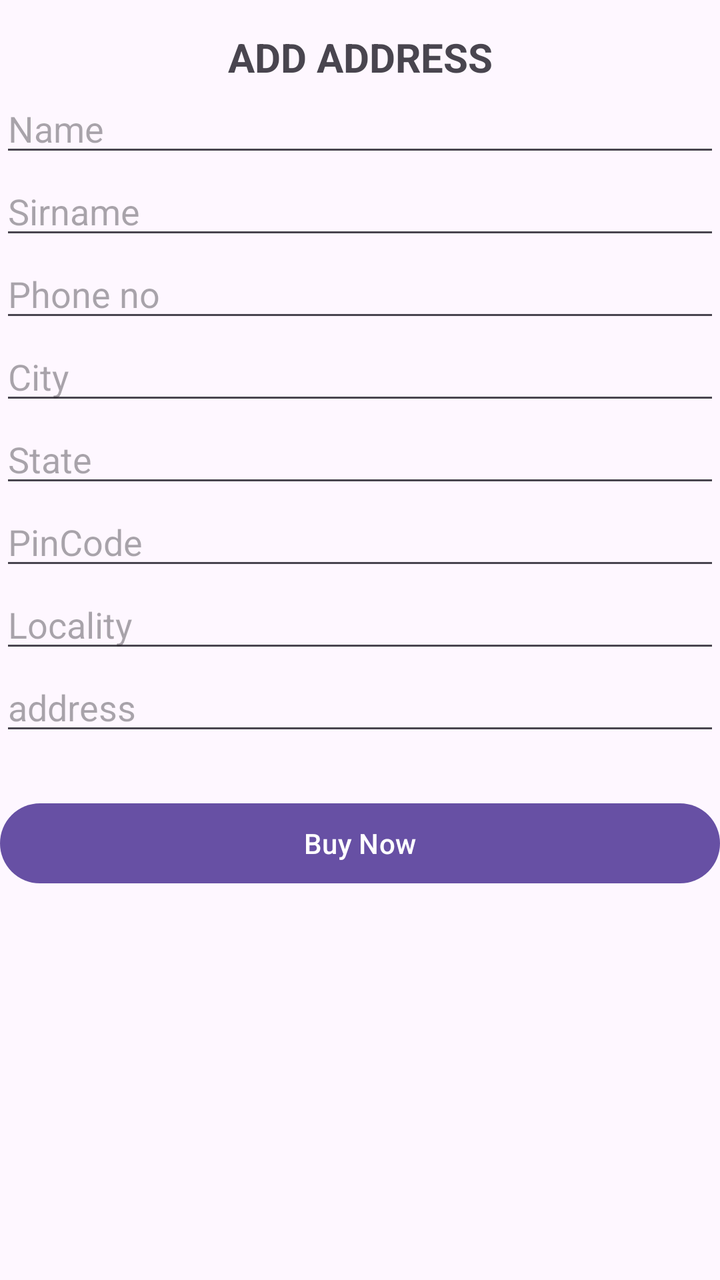
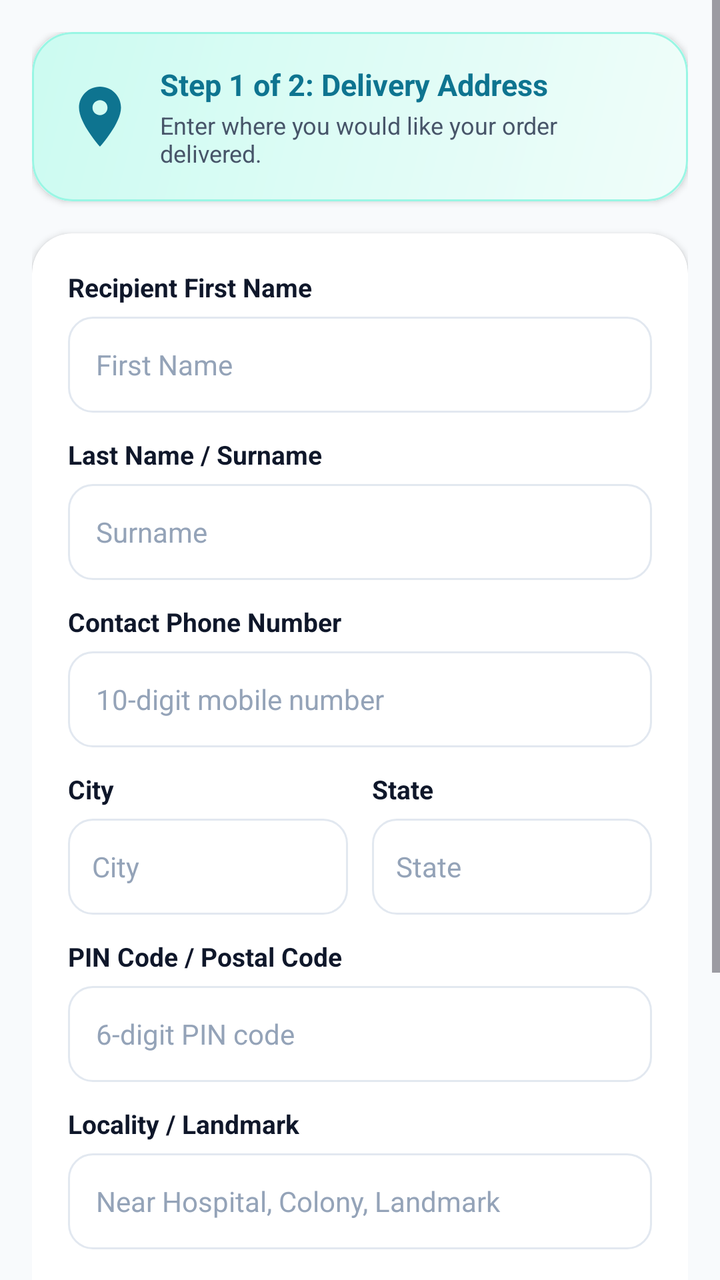

Compare the two renders of this Android layout. The source of the first and the diff that turns it into the second are given below.
<!-- AndroidManifest.xml: application theme Theme.CARENEST -->
<!-- res/layout/fragment_address__confirmation__in__buying__process.xml -->
<?xml version="1.0" encoding="utf-8"?>
<LinearLayout xmlns:android="http://schemas.android.com/apk/res/android"
    xmlns:tools="http://schemas.android.com/tools"
    android:layout_width="match_parent"
    android:layout_height="match_parent"
    android:orientation="vertical"
    tools:context=".Order_And_Address_Confermation.Address_Confirmation_In_Buying_Process">

    <TextView
        android:layout_width="match_parent"
        android:layout_height="wrap_content"
        android:text="ADD ADDRESS"
        android:textAlignment="center"
        android:textSize="20dp"
        android:textStyle="bold"
        android:layout_marginTop="15dp"
        />


    <EditText
        android:layout_width="match_parent"
        android:layout_height="wrap_content"
        android:hint="Name"
        android:maxLength="20"
        android:maxLines="1"
        android:id="@+id/name_edit_text"
        />
    <EditText
        android:layout_width="match_parent"
        android:layout_height="wrap_content"
        android:hint="Sirname"
        android:maxLength="26"
        android:maxLines="1"
        android:id="@+id/Surname"
        />
    <EditText
        android:layout_width="match_parent"
        android:layout_height="wrap_content"
        android:hint="Phone no"
        android:inputType="phone"
        android:maxLength="10"
        android:maxLines="1"
        android:id="@+id/Phoneno"/>

    <EditText
        android:layout_width="match_parent"
        android:layout_height="wrap_content"
        android:hint="City"
        android:maxLength="15"
        android:maxLines="1"
        android:id="@+id/city"
        />

    <EditText
        android:layout_width="match_parent"
        android:layout_height="wrap_content"
        android:hint="State"
        android:maxLength="15"
        android:maxLines="1"
        android:id="@+id/State"/>


    <EditText
        android:layout_width="match_parent"
        android:layout_height="wrap_content"
        android:hint="PinCode"
        android:inputType="number"
        android:maxLength="6"
        android:maxLines="1"
        android:id="@+id/pincode"
        />
    <EditText
        android:layout_width="match_parent"
        android:layout_height="wrap_content"
        android:hint="Locality"
        android:maxLength="40"
        android:maxLines="1"
        android:id="@+id/locality"
        />
    <EditText
        android:layout_width="match_parent"
        android:layout_height="wrap_content"
        android:hint="address"
        android:maxLength="50"
        android:maxLines="1"
        android:id="@+id/address"
        />
    <Button
        android:layout_width="match_parent"
        android:layout_height="wrap_content"
        android:layout_marginTop="25dp"
        android:text="Buy Now"
        android:id="@+id/Buy_Now_Button_On_Address_page"/>


</LinearLayout>
<!-- resources referenced by this layout -->
<resources>
  <style name="Theme.CARENEST" parent="Base.Theme.CARENEST" />
  <style name="Base.Theme.CARENEST" parent="Theme.Material3.DayNight.NoActionBar">
          
          
      </style>
</resources>

<!-- the commit's change to res/layout/fragment_address__confirmation__in__buying__process.xml (unified diff, before → after) -->
@@ -1,96 +1,370 @@
 <?xml version="1.0" encoding="utf-8"?>
-<LinearLayout xmlns:android="http://schemas.android.com/apk/res/android"
-    xmlns:tools="http://schemas.android.com/tools"
-    android:layout_width="match_parent"
-    android:layout_height="match_parent"
-    android:orientation="vertical"
-    tools:context=".Order_And_Address_Confermation.Address_Confirmation_In_Buying_Process">
-
-    <TextView
+<layout xmlns:android="http://schemas.android.com/apk/res/android"
+    xmlns:app="http://schemas.android.com/apk/res-auto"
+    xmlns:tools="http://schemas.android.com/tools">
+
+    <ScrollView
         android:layout_width="match_parent"
-        android:layout_height="wrap_content"
-        android:text="ADD ADDRESS"
-        android:textAlignment="center"
-        android:textSize="20dp"
-        android:textStyle="bold"
-        android:layout_marginTop="15dp"
-        />
-
-
-    <EditText
-        android:layout_width="match_parent"
-        android:layout_height="wrap_content"
-        android:hint="Name"
-        android:maxLength="20"
-        android:maxLines="1"
-        android:id="@+id/name_edit_text"
-        />
-    <EditText
-        android:layout_width="match_parent"
-        android:layout_height="wrap_content"
-        android:hint="Sirname"
-        android:maxLength="26"
-        android:maxLines="1"
-        android:id="@+id/Surname"
-        />
-    <EditText
-        android:layout_width="match_parent"
-        android:layout_height="wrap_content"
-        android:hint="Phone no"
-        android:inputType="phone"
-        android:maxLength="10"
-        android:maxLines="1"
-        android:id="@+id/Phoneno"/>
-
-    <EditText
-        android:layout_width="match_parent"
-        android:layout_height="wrap_content"
-        android:hint="City"
-        android:maxLength="15"
-        android:maxLines="1"
-        android:id="@+id/city"
-        />
-
-    <EditText
-        android:layout_width="match_parent"
-        android:layout_height="wrap_content"
-        android:hint="State"
-        android:maxLength="15"
-        android:maxLines="1"
-        android:id="@+id/State"/>
-
-
-    <EditText
-        android:layout_width="match_parent"
-        android:layout_height="wrap_content"
-        android:hint="PinCode"
-        android:inputType="number"
-        android:maxLength="6"
-        android:maxLines="1"
-        android:id="@+id/pincode"
-        />
-    <EditText
-        android:layout_width="match_parent"
-        android:layout_height="wrap_content"
-        android:hint="Locality"
-        android:maxLength="40"
-        android:maxLines="1"
-        android:id="@+id/locality"
-        />
-    <EditText
-        android:layout_width="match_parent"
-        android:layout_height="wrap_content"
-        android:hint="address"
-        android:maxLength="50"
-        android:maxLines="1"
-        android:id="@+id/address"
-        />
-    <Button
-        android:layout_width="match_parent"
-        android:layout_height="wrap_content"
-        android:layout_marginTop="25dp"
-        android:text="Buy Now"
-        android:id="@+id/Buy_Now_Button_On_Address_page"/>
-
-
-</LinearLayout>
+        android:layout_height="match_parent"
+        android:background="@color/background"
+        android:fillViewport="true"
+        tools:context=".Order_And_Address_Confermation.Address_Confirmation_In_Buying_Process">
+
+        <LinearLayout
+            android:layout_width="match_parent"
+            android:layout_height="wrap_content"
+            android:orientation="vertical"
+            android:padding="16dp">
+
+            
+            <androidx.cardview.widget.CardView
+                android:layout_width="match_parent"
+                android:layout_height="wrap_content"
+                android:layout_marginBottom="16dp"
+                app:cardCornerRadius="20dp"
+                app:cardElevation="2dp"
+                app:cardBackgroundColor="@color/surface">
+
+                <LinearLayout
+                    android:layout_width="match_parent"
+                    android:layout_height="wrap_content"
+                    android:background="@drawable/bg_card_gradient_teal"
+                    android:padding="16dp"
+                    android:gravity="center_vertical"
+                    android:orientation="horizontal">
+
+                    <ImageView
+                        android:layout_width="36dp"
+                        android:layout_height="36dp"
+                        android:src="@drawable/ic_location"
+                        app:tint="@color/primary" />
+
+                    <LinearLayout
+                        android:layout_width="match_parent"
+                        android:layout_height="wrap_content"
+                        android:layout_marginStart="12dp"
+                        android:orientation="vertical">
+
+                        <TextView
+                            android:layout_width="wrap_content"
+                            android:layout_height="wrap_content"
+                            android:text="Step 1 of 2: Delivery Address"
+                            android:textColor="@color/primary"
+                            android:textSize="15sp"
+                            android:textStyle="bold" />
+
+                        <TextView
+                            android:layout_width="wrap_content"
+                            android:layout_height="wrap_content"
+                            android:layout_marginTop="2dp"
+                            android:text="Enter where you would like your order delivered."
+                            android:textColor="@color/text_secondary"
+                            android:textSize="12sp" />
+                    </LinearLayout>
+                </LinearLayout>
+            </androidx.cardview.widget.CardView>
+
+            
+            <androidx.cardview.widget.CardView
+                android:layout_width="match_parent"
+                android:layout_height="wrap_content"
+                android:layout_marginBottom="20dp"
+                app:cardCornerRadius="20dp"
+                app:cardElevation="2dp"
+                app:cardBackgroundColor="@color/surface">
+
+                <LinearLayout
+                    android:layout_width="match_parent"
+                    android:layout_height="wrap_content"
+                    android:orientation="vertical"
+                    android:padding="18dp">
+
+                    
+                    <TextView
+                        android:layout_width="wrap_content"
+                        android:layout_height="wrap_content"
+                        android:text="Recipient First Name"
+                        android:textColor="@color/text_primary"
+                        android:textSize="13sp"
+                        android:textStyle="bold" />
+
+                    <LinearLayout
+                        android:layout_width="match_parent"
+                        android:layout_height="48dp"
+                        android:layout_marginTop="6dp"
+                        android:background="@drawable/bg_input_field"
+                        android:gravity="center_vertical"
+                        android:paddingHorizontal="14dp">
+
+                        <EditText
+                            android:id="@+id/name_edit_text"
+                            android:layout_width="match_parent"
+                            android:layout_height="match_parent"
+                            android:background="@null"
+                            android:hint="First Name"
+                            android:maxLength="20"
+                            android:maxLines="1"
+                            android:textColor="@color/text_primary"
+                            android:textColorHint="@color/text_hint"
+                            android:textSize="14sp" />
+                    </LinearLayout>
+
+                    
+                    <TextView
+                        android:layout_width="wrap_content"
+                        android:layout_height="wrap_content"
+                        android:layout_marginTop="12dp"
+                        android:text="Last Name / Surname"
+                        android:textColor="@color/text_primary"
+                        android:textSize="13sp"
+                        android:textStyle="bold" />
+
+                    <LinearLayout
+                        android:layout_width="match_parent"
+                        android:layout_height="48dp"
+                        android:layout_marginTop="6dp"
+                        android:background="@drawable/bg_input_field"
+                        android:gravity="center_vertical"
+                        android:paddingHorizontal="14dp">
+
+                        <EditText
+                            android:id="@+id/Surname"
+                            android:layout_width="match_parent"
+                            android:layout_height="match_parent"
+                            android:background="@null"
+                            android:hint="Surname"
+                            android:maxLength="26"
+                            android:maxLines="1"
+                            android:textColor="@color/text_primary"
+                            android:textColorHint="@color/text_hint"
+                            android:textSize="14sp" />
+                    </LinearLayout>
+
+                    
+                    <TextView
+                        android:layout_width="wrap_content"
+                        android:layout_height="wrap_content"
+                        android:layout_marginTop="12dp"
+                        android:text="Contact Phone Number"
+                        android:textColor="@color/text_primary"
+                        android:textSize="13sp"
+                        android:textStyle="bold" />
+
+                    <LinearLayout
+                        android:layout_width="match_parent"
+                        android:layout_height="48dp"
+                        android:layout_marginTop="6dp"
+                        android:background="@drawable/bg_input_field"
+                        android:gravity="center_vertical"
+                        android:paddingHorizontal="14dp">
+
+                        <EditText
+                            android:id="@+id/Phoneno"
+                            android:layout_width="match_parent"
+                            android:layout_height="match_parent"
+                            android:background="@null"
+                            android:hint="10-digit mobile number"
+                            android:inputType="phone"
+                            android:maxLength="10"
+                            android:maxLines="1"
+                            android:textColor="@color/text_primary"
+                            android:textColorHint="@color/text_hint"
+                            android:textSize="14sp" />
+                    </LinearLayout>
+
+                    
+                    <LinearLayout
+                        android:layout_width="match_parent"
+                        android:layout_height="wrap_content"
+                        android:layout_marginTop="12dp"
+                        android:orientation="horizontal">
+
+                        <LinearLayout
+                            android:layout_width="0dp"
+                            android:layout_height="wrap_content"
+                            android:layout_marginEnd="6dp"
+                            android:layout_weight="1"
+                            android:orientation="vertical">
+
+                            <TextView
+                                android:layout_width="wrap_content"
+                                android:layout_height="wrap_content"
+                                android:text="City"
+                                android:textColor="@color/text_primary"
+                                android:textSize="13sp"
+                                android:textStyle="bold" />
+
+                            <LinearLayout
+                                android:layout_width="match_parent"
+                                android:layout_height="48dp"
+                                android:layout_marginTop="6dp"
+                                android:background="@drawable/bg_input_field"
+                                android:gravity="center_vertical"
+                                android:paddingHorizontal="12dp">
+
+                                <EditText
+                                    android:id="@+id/city"
+                                    android:layout_width="match_parent"
+                                    android:layout_height="match_parent"
+                                    android:background="@null"
+                                    android:hint="City"
+                                    android:maxLength="15"
+                                    android:maxLines="1"
+                                    android:textColor="@color/text_primary"
+                                    android:textColorHint="@color/text_hint"
+                                    android:textSize="14sp" />
+                            </LinearLayout>
+                        </LinearLayout>
+
+                        <LinearLayout
+                            android:layout_width="0dp"
+                            android:layout_height="wrap_content"
+                            android:layout_marginStart="6dp"
+                            android:layout_weight="1"
+                            android:orientation="vertical">
+
+                            <TextView
+                                android:layout_width="wrap_content"
+                                android:layout_height="wrap_content"
+                                android:text="State"
+                                android:textColor="@color/text_primary"
+                                android:textSize="13sp"
+                                android:textStyle="bold" />
+
+                            <LinearLayout
+                                android:layout_width="match_parent"
+                                android:layout_height="48dp"
+                                android:layout_marginTop="6dp"
+                                android:background="@drawable/bg_input_field"
+                                android:gravity="center_vertical"
+                                android:paddingHorizontal="12dp">
+
+                                <EditText
+                                    android:id="@+id/State"
+                                    android:layout_width="match_parent"
+                                    android:layout_height="match_parent"
+                                    android:background="@null"
+                                    android:hint="State"
+                                    android:maxLength="15"
+                                    android:maxLines="1"
+                                    android:textColor="@color/text_primary"
+                                    android:textColorHint="@color/text_hint"
+                                    android:textSize="14sp" />
+                            </LinearLayout>
+                        </LinearLayout>
+                    </LinearLayout>
+
+                    
+                    <TextView
+                        android:layout_width="wrap_content"
+                        android:layout_height="wrap_content"
+                        android:layout_marginTop="12dp"
+                        android:text="PIN Code / Postal Code"
+                        android:textColor="@color/text_primary"
+                        android:textSize="13sp"
+                        android:textStyle="bold" />
+
+                    <LinearLayout
+                        android:layout_width="match_parent"
+                        android:layout_height="48dp"
+                        android:layout_marginTop="6dp"
+                        android:background="@drawable/bg_input_field"
+                        android:gravity="center_vertical"
+                        android:paddingHorizontal="14dp">
+
+                        <EditText
+                            android:id="@+id/pincode"
+                            android:layout_width="match_parent"
+                            android:layout_height="match_parent"
+                            android:background="@null"
+                            android:hint="6-digit PIN code"
+                            android:inputType="number"
+                            android:maxLength="6"
+                            android:maxLines="1"
+                            android:textColor="@color/text_primary"
+                            android:textColorHint="@color/text_hint"
+                            android:textSize="14sp" />
+                    </LinearLayout>
+
+                    
+                    <TextView
+                        android:layout_width="wrap_content"
+                        android:layout_height="wrap_content"
+                        android:layout_marginTop="12dp"
+                        android:text="Locality / Landmark"
+                        android:textColor="@color/text_primary"
+                        android:textSize="13sp"
+                        android:textStyle="bold" />
+
+                    <LinearLayout
+                        android:layout_width="match_parent"
+                        android:layout_height="48dp"
+                        android:layout_marginTop="6dp"
+                        android:background="@drawable/bg_input_field"
+                        android:gravity="center_vertical"
+                        android:paddingHorizontal="14dp">
+
+                        <EditText
+                            android:id="@+id/locality"
+                            android:layout_width="match_parent"
+                            android:layout_height="match_parent"
+                            android:background="@null"
+                            android:hint="Near Hospital, Colony, Landmark"
+                            android:maxLength="40"
+                            android:maxLines="1"
+                            android:textColor="@color/text_primary"
+                            android:textColorHint="@color/text_hint"
+                            android:textSize="14sp" />
+                    </LinearLayout>
+
+                    
+                    <TextView
+                        android:layout_width="wrap_content"
+                        android:layout_height="wrap_content"
+                        android:layout_marginTop="12dp"
+                        android:text="Flat, House no., Building, Apartment"
+                        android:textColor="@color/text_primary"
+                        android:textSize="13sp"
+                        android:textStyle="bold" />
+
+                    <LinearLayout
+                        android:layout_width="match_parent"
+                        android:layout_height="48dp"
+                        android:layout_marginTop="6dp"
+                        android:background="@drawable/bg_input_field"
+                        android:gravity="center_vertical"
+                        android:paddingHorizontal="14dp">
+
+                        <EditText
+                            android:id="@+id/address"
+                            android:layout_width="match_parent"
+                            android:layout_height="match_parent"
+                            android:background="@null"
+                            android:hint="House/Flat No., Road Name"
+                            android:maxLength="50"
+                            android:maxLines="1"
+                            android:textColor="@color/text_primary"
+                            android:textColorHint="@color/text_hint"
+                            android:textSize="14sp" />
+                    </LinearLayout>
+
+                </LinearLayout>
+            </androidx.cardview.widget.CardView>
+
+            
+            <com.google.android.material.button.MaterialButton
+                android:id="@+id/Buy_Now_Button_On_Address_page"
+                android:layout_width="match_parent"
+                android:layout_height="56dp"
+                android:layout_marginBottom="24dp"
+                android:text="Proceed to Payment Options →"
+                android:textColor="@color/white"
+                android:textSize="16sp"
+                android:textStyle="bold"
+                app:cornerRadius="16dp"
+                app:backgroundTint="@color/primary"
+                app:elevation="4dp" />
+
+        </LinearLayout>
+    </ScrollView>
+</layout>
<!-- resource entries referenced after the edit -->
@@ -1,9 +1,76 @@
 <!-- resources referenced by this layout -->
 <resources>
+  <color name="background">#F8FAFC</color>
+  <color name="primary">#0E7490</color>
+  <color name="surface">#FFFFFF</color>
+  <color name="text_hint">#94A3B8</color>
+  <color name="text_primary">#0F172A</color>
+  <color name="text_secondary">#475569</color>
+  <color name="white">#FFFFFF</color>
+  <!-- drawable bg_card_gradient_teal (drawable) -->
+  <?xml version="1.0" encoding="utf-8"?>
+  <shape xmlns:android="http://schemas.android.com/apk/res/android">
+      <gradient
+          android:angle="135"
+          android:startColor="#F0FDFA"
+          android:endColor="#CCFBF1"
+          android:type="linear"/>
+      <corners android:radius="20dp"/>
+      <stroke
+          android:width="1dp"
+          android:color="#99F6E4"/>
+  </shape>
+  <!-- drawable bg_input_field (drawable) -->
+  <?xml version="1.0" encoding="utf-8"?>
+  <shape xmlns:android="http://schemas.android.com/apk/res/android">
+      <solid android:color="@color/surface"/>
+      <corners android:radius="12dp"/>
+      <stroke
+          android:width="1dp"
+          android:color="@color/divider"/>
+  </shape>
+  <!-- drawable ic_location (drawable) -->
+  <vector xmlns:android="http://schemas.android.com/apk/res/android"
+      android:width="24dp"
+      android:height="24dp"
+      android:viewportWidth="24"
+      android:viewportHeight="24">
+      <path
+          android:fillColor="@color/primary"
+          android:pathData="M12,2C8.13,2 5,5.13 5,9c0,5.25 7,13 7,13s7,-7.75 7,-13c0,-3.87 -3.13,-7 -7,-7zM12,11.5c-1.38,0 -2.5,-1.12 -2.5,-2.5s1.12,-2.5 2.5,-2.5 2.5,1.12 2.5,2.5 -1.12,2.5 -2.5,2.5z"/>
+  </vector>
   <style name="Theme.CARENEST" parent="Base.Theme.CARENEST" />
+  <color name="divider">#E2E8F0</color>
   <style name="Base.Theme.CARENEST" parent="Theme.Material3.DayNight.NoActionBar">
           
+          <item name="colorPrimary">@color/primary</item>
+          <item name="colorOnPrimary">@color/white</item>
+          <item name="colorPrimaryContainer">@color/primary_container</item>
+          <item name="colorOnPrimaryContainer">@color/on_primary_container</item>
+  
+          <item name="colorSecondary">@color/secondary</item>
+          <item name="colorOnSecondary">@color/white</item>
+          <item name="colorSecondaryContainer">@color/secondary_container</item>
+          <item name="colorOnSecondaryContainer">@color/on_secondary_container</item>
+  
+          <item name="android:colorBackground">@color/background</item>
+          <item name="colorSurface">@color/surface</item>
+          <item name="colorOnSurface">@color/text_primary</item>
+          <item name="colorSurfaceVariant">@color/surface_variant</item>
+          <item name="colorOnSurfaceVariant">@color/text_secondary</item>
+  
+          <item name="colorOutline">@color/divider</item>
+  
           
+          <item name="android:statusBarColor">@color/surface</item>
+          <item name="android:windowLightStatusBar">true</item>
+          <item name="android:navigationBarColor">@color/surface</item>
       </style>
+  <color name="primary_container">#E0F2FE</color>
+  <color name="on_primary_container">#0C4A6E</color>
+  <color name="secondary">#0284C7</color>
+  <color name="secondary_container">#BAE6FD</color>
+  <color name="on_secondary_container">#0369A1</color>
+  <color name="surface_variant">#F1F5F9</color>
 </resources>
 
